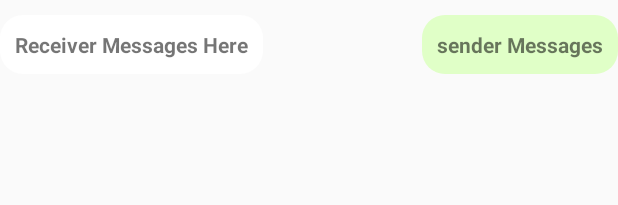
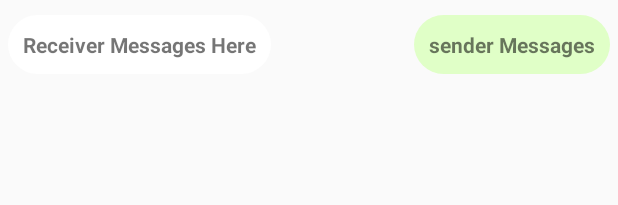
Before and after one commit to mr-shrayan/messageit, an Android app: the layout custom_messages_layout.xml on its own in the app's theme, with its tools: preview values and no code run, on a phone screen of 412 x 824 dp. Shown: the top 205 px of the screen. Run offline under Robolectric (Android 15) with nearby library versions, the phone set to English and light mode, and no system bars.

Commit message:
Looks Changes

```diff
--- a/app/src/main/res/drawable/receiver_messages_layout.xml
+++ b/app/src/main/res/drawable/receiver_messages_layout.xml
@@ -3,6 +3,6 @@
 
     <solid android:color="#FFFFFF"></solid>
 
-    <corners android:radius="15dp"></corners>
+    <corners android:radius="40dp"></corners>
 
 </shape>
--- a/app/src/main/res/drawable/sender_messages_layout.xml
+++ b/app/src/main/res/drawable/sender_messages_layout.xml
@@ -3,6 +3,6 @@
 
     <solid android:color="#E0FFC7"></solid>
 
-    <corners android:radius="15dp"></corners>
+    <corners android:radius="40dp"></corners>
 
 </shape>
--- a/app/src/main/res/layout/custom_messages_layout.xml
+++ b/app/src/main/res/layout/custom_messages_layout.xml
@@ -9,6 +9,7 @@
         android:layout_width="wrap_content"
         android:layout_height="wrap_content"
         android:layout_alignParentTop="true"
+        android:layout_marginStart="5dp"
         android:layout_marginTop="10dp"
         android:layout_marginBottom="10dp"
         android:background="@drawable/receiver_messages_layout"
@@ -22,19 +23,17 @@
         android:id="@+id/sender_message_text"
         android:layout_width="wrap_content"
         android:layout_height="wrap_content"
+        android:layout_alignParentTop="@+id/receiver_message_text"
         android:layout_alignParentEnd="true"
         android:layout_marginTop="10dp"
+        android:layout_marginEnd="5dp"
         android:layout_marginBottom="10dp"
-        android:layout_alignParentTop="@+id/receiver_message_text"
         android:background="@drawable/sender_messages_layout"
+        android:padding="10dp"
         android:text="sender Messages"
         android:textSize="14sp"
-        android:padding="10dp"
-        android:textStyle="bold"
 
-        />
-
-
+        android:textStyle="bold" />
 
 
 </RelativeLayout>
```
